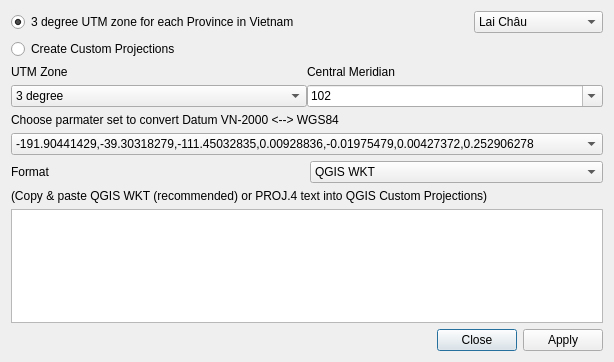
The window that forms/hcmgis_customprojections_form.ui (thangqd/HCMGIS) describes before a commit, drawn with Qt 5.
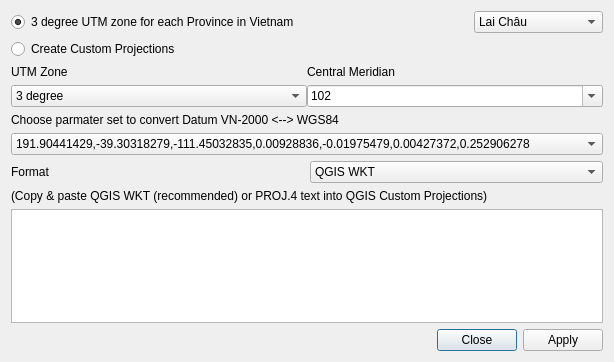
The same window after the commit.

What changed in the file:
```diff
--- a/forms/hcmgis_customprojections_form.ui
+++ b/forms/hcmgis_customprojections_form.ui
@@ -545,7 +545,7 @@
     <widget class="QComboBox" name="cboParameters">
      <item>
       <property name="text">
-       <string>-191.90441429,-39.30318279,-111.45032835,0.00928836,-0.01975479,0.00427372,0.252906278</string>
+       <string>191.90441429,-39.30318279,-111.45032835,0.00928836,-0.01975479,0.00427372,0.252906278</string>
       </property>
      </item>
      <item>
```
